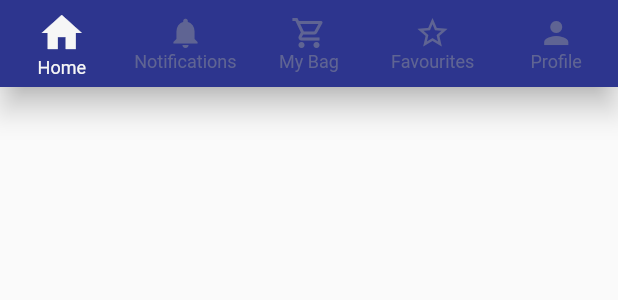
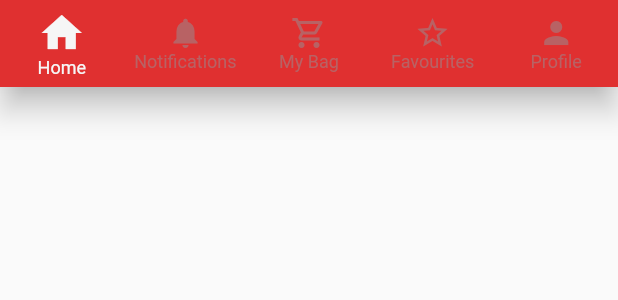
Before and after one commit to hussam-aw/timezonesu, a Flutter app: the TZBottomNavigationBar widget shown alone on an empty page, opened directly, on a phone screen of 412 x 824 dp. Shown: the top 300 px of the screen. Run offline on Flutter 3.47's test engine with Material 2 defaults, Android fonts, the phone set to English and light mode, and no system bars; our stand-ins replace carousel_slider, flutter_local_notifications, get, get_storage, shimmer; accounts and stored records are empty; network calls fail.

Commit message:
make some Fixes

```diff
--- a/lib/Constants/api_links.dart
+++ b/lib/Constants/api_links.dart
@@ -1,5 +1,5 @@
-const baseUrl = "http://timezone.brain.sy/api";
-const baseUrlV1 = "http://timezone.brain.sy/api/v1";
+const baseUrl = "https://staging.time-zone.store/api";
+const baseUrlV1 = "https://staging.time-zone.store/api/v1";
 //TODO ALI Add Links From Api Docs
 const exampleLink = "examples";
 const loginLink = "/login";
--- a/lib/PresentationLayer/Widgets/Public/bottom_navigation_bar.dart
+++ b/lib/PresentationLayer/Widgets/Public/bottom_navigation_bar.dart
@@ -7,7 +7,7 @@ class TZBottomNavigationBar extends StatelessWidget {
   @override
   Widget build(BuildContext context) {
     return BottomNavigationBar(
-      backgroundColor: UIColors.primary,
+      backgroundColor: const Color.fromARGB(255, 224, 48, 48),
       selectedItemColor: UIColors.activeIcon,
       selectedFontSize: 12,
       unselectedItemColor: UIColors.inActiveIcon.withOpacity(0.5),
```
Also changed, not shown: 1 other file.
